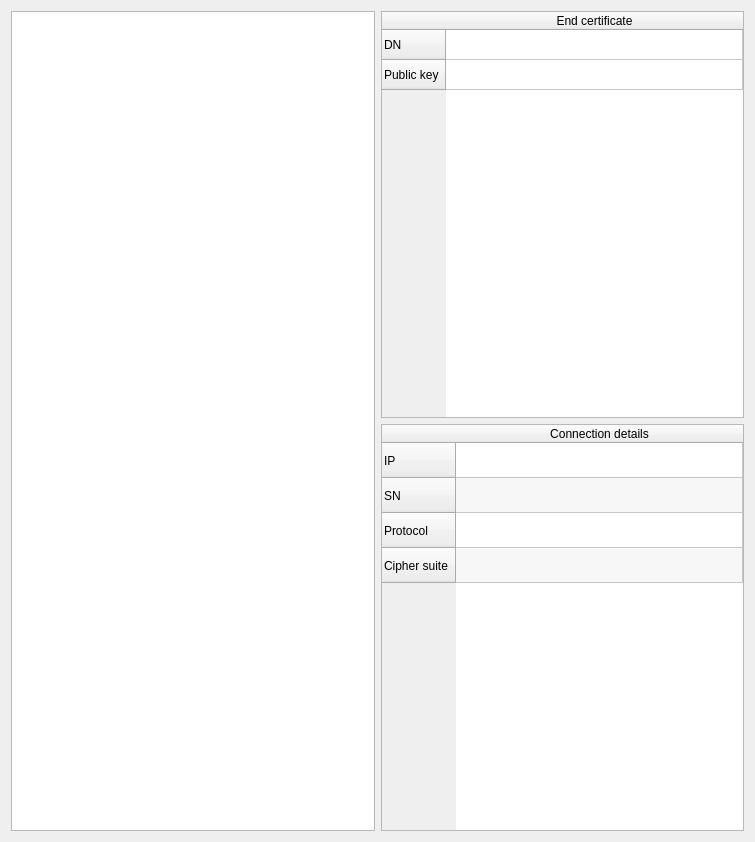
Before: the Qt Designer form qt_files/display_window.ui in sondresolb/certificate-visualize, drawn with Qt 5.
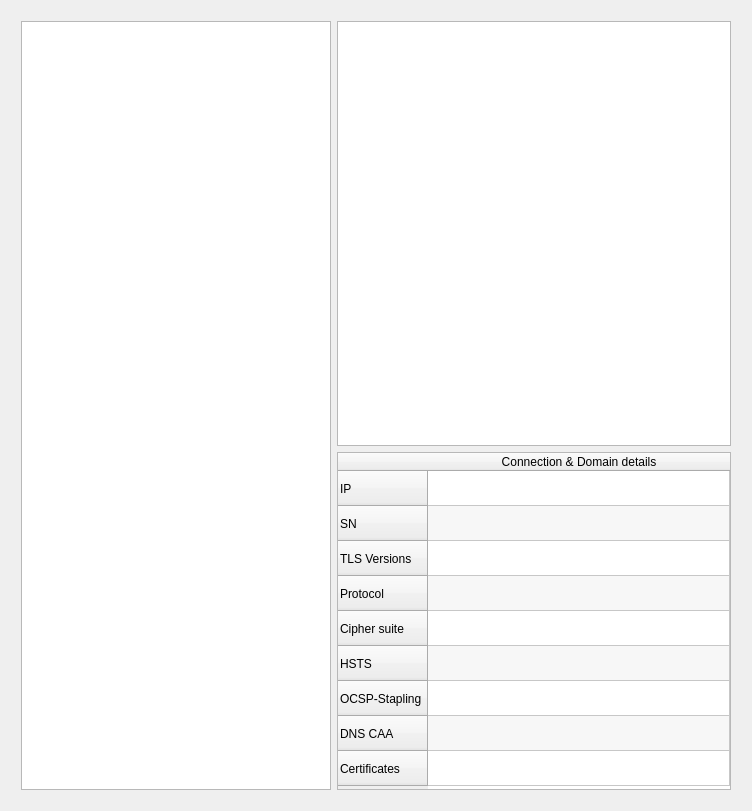
After: the same form once the commit is applied.

Commit message: worked on display window design

```diff
--- a/qt_files/display_window.ui
+++ b/qt_files/display_window.ui
@@ -6,18 +6,38 @@
    <rect>
     <x>0</x>
     <y>0</y>
-    <width>755</width>
-    <height>842</height>
+    <width>752</width>
+    <height>811</height>
    </rect>
   </property>
+  <property name="minimumSize">
+   <size>
+    <width>650</width>
+    <height>305</height>
+   </size>
+  </property>
   <property name="windowTitle">
-   <string>Form</string>
+   <string>Certificate Visualization</string>
   </property>
-  <layout class="QHBoxLayout" name="horizontalLayout">
-   <item>
-    <widget class="QTreeView" name="treeView"/>
+  <layout class="QGridLayout" name="gridLayout">
+   <item row="1" column="1">
+    <layout class="QVBoxLayout" name="verticalLayout_2">
+     <property name="sizeConstraint">
+      <enum>QLayout::SetNoConstraint</enum>
+     </property>
+     <property name="rightMargin">
+      <number>0</number>
+     </property>
+     <item>
+      <widget class="QTreeView" name="cert_chain_treeView">
+       <property name="autoScroll">
+        <bool>true</bool>
+       </property>
+      </widget>
+     </item>
+    </layout>
    </item>
-   <item>
+   <item row="1" column="2">
     <layout class="QVBoxLayout" name="verticalLayout">
      <property name="spacing">
       <number>6</number>
@@ -29,35 +49,53 @@
       <number>0</number>
      </property>
      <item>
-      <widget class="QTableWidget" name="tableWidget_2">
-       <attribute name="horizontalHeaderStretchLastSection">
-        <bool>true</bool>
-       </attribute>
-       <row>
-        <property name="text">
-         <string>DN</string>
-        </property>
-       </row>
-       <row>
-        <property name="text">
-         <string>Public key</string>
-        </property>
-       </row>
-       <column>
-        <property name="text">
-         <string>End certificate</string>
-        </property>
-       </column>
+      <widget class="QTreeView" name="end_cert_treeView">
+       <property name="sizePolicy">
+        <sizepolicy hsizetype="Expanding" vsizetype="MinimumExpanding">
+         <horstretch>0</horstretch>
+         <verstretch>0</verstretch>
+        </sizepolicy>
+       </property>
+       <property name="minimumSize">
+        <size>
+         <width>0</width>
+         <height>165</height>
+        </size>
+       </property>
       </widget>
      </item>
      <item>
-      <widget class="QTableWidget" name="tableWidget">
+      <widget class="QTableWidget" name="connection_details">
        <property name="enabled">
         <bool>true</bool>
        </property>
+       <property name="sizePolicy">
+        <sizepolicy hsizetype="Expanding" vsizetype="Expanding">
+         <horstretch>0</horstretch>
+         <verstretch>0</verstretch>
+        </sizepolicy>
+       </property>
+       <property name="minimumSize">
+        <size>
+         <width>0</width>
+         <height>0</height>
+        </size>
+       </property>
+       <property name="maximumSize">
+        <size>
+         <width>16777215</width>
+         <height>338</height>
+        </size>
+       </property>
        <property name="frameShadow">
         <enum>QFrame::Sunken</enum>
        </property>
+       <property name="sizeAdjustPolicy">
+        <enum>QAbstractScrollArea::AdjustToContents</enum>
+       </property>
+       <property name="autoScroll">
+        <bool>true</bool>
+       </property>
        <property name="editTriggers">
         <set>QAbstractItemView::NoEditTriggers</set>
        </property>
@@ -65,7 +103,7 @@
         <bool>true</bool>
        </property>
        <property name="selectionMode">
-        <enum>QAbstractItemView::NoSelection</enum>
+        <enum>QAbstractItemView::SingleSelection</enum>
        </property>
        <property name="iconSize">
         <size>
@@ -113,6 +151,14 @@
          <string>Server Name</string>
         </property>
        </row>
+       <row>
+        <property name="text">
+         <string>TLS Versions</string>
+        </property>
+        <property name="toolTip">
+         <string>Transport Layer Security Versions supported by server</string>
+        </property>
+       </row>
        <row>
         <property name="text">
          <string>Protocol</string>
@@ -129,9 +175,41 @@
          <string>Cipher suite used for securing certificate transfer</string>
         </property>
        </row>
+       <row>
+        <property name="text">
+         <string>HSTS</string>
+        </property>
+        <property name="toolTip">
+         <string>HTTP Strict Transport Security</string>
+        </property>
+       </row>
+       <row>
+        <property name="text">
+         <string>OCSP-Stapling</string>
+        </property>
+        <property name="toolTip">
+         <string>OCSP Staple Support</string>
+        </property>
+       </row>
+       <row>
+        <property name="text">
+         <string>DNS CAA</string>
+        </property>
+        <property name="toolTip">
+         <string>DNS Certificate Autorithy Authorization</string>
+        </property>
+       </row>
+       <row>
+        <property name="text">
+         <string>Certificates</string>
+        </property>
+        <property name="toolTip">
+         <string>Certificates served by the server</string>
+        </property>
+       </row>
        <column>
         <property name="text">
-         <string>Connection details</string>
+         <string>Connection &amp; Domain details</string>
         </property>
        </column>
        <item row="0" column="0">
@@ -139,20 +217,84 @@
          <string/>
         </property>
        </item>
-       <item row="2" column="0">
-        <property name="text">
-         <string/>
-        </property>
-       </item>
        <item row="3" column="0">
         <property name="text">
          <string/>
         </property>
        </item>
+       <item row="4" column="0">
+        <property name="text">
+         <string/>
+        </property>
+       </item>
       </widget>
      </item>
     </layout>
    </item>
+   <item row="2" column="1">
+    <spacer name="verticalSpacer_2">
+     <property name="orientation">
+      <enum>Qt::Vertical</enum>
+     </property>
+     <property name="sizeType">
+      <enum>QSizePolicy::Fixed</enum>
+     </property>
+     <property name="sizeHint" stdset="0">
+      <size>
+       <width>20</width>
+       <height>10</height>
+      </size>
+     </property>
+    </spacer>
+   </item>
+   <item row="0" column="1">
+    <spacer name="verticalSpacer">
+     <property name="orientation">
+      <enum>Qt::Vertical</enum>
+     </property>
+     <property name="sizeType">
+      <enum>QSizePolicy::Fixed</enum>
+     </property>
+     <property name="sizeHint" stdset="0">
+      <size>
+       <width>20</width>
+       <height>10</height>
+      </size>
+     </property>
+    </spacer>
+   </item>
+   <item row="1" column="0">
+    <spacer name="horizontalSpacer">
+     <property name="orientation">
+      <enum>Qt::Horizontal</enum>
+     </property>
+     <property name="sizeType">
+      <enum>QSizePolicy::Fixed</enum>
+     </property>
+     <property name="sizeHint" stdset="0">
+      <size>
+       <width>10</width>
+       <height>20</height>
+      </size>
+     </property>
+    </spacer>
+   </item>
+   <item row="1" column="3">
+    <spacer name="horizontalSpacer_2">
+     <property name="orientation">
+      <enum>Qt::Horizontal</enum>
+     </property>
+     <property name="sizeType">
+      <enum>QSizePolicy::Fixed</enum>
+     </property>
+     <property name="sizeHint" stdset="0">
+      <size>
+       <width>10</width>
+       <height>20</height>
+      </size>
+     </property>
+    </spacer>
+   </item>
   </layout>
  </widget>
  <resources/>
```
The commit also changes 1 other file.
